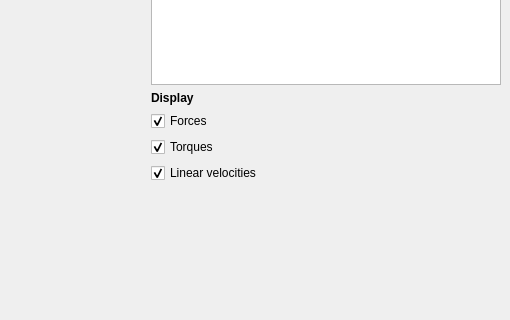
Above: robot_control/window.ui from martinloland/robot_control before the change; both pictures show x 890 to 1400 and y 136 to 456 of the 1400 by 806 pixel window. Below: the same form after it.
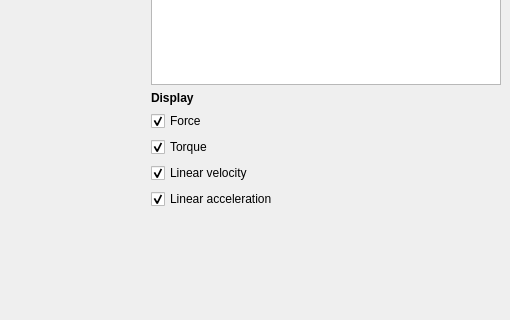
That is the form after the change. Custom widgets are drawn as their Qt base class.

What changed in the file:
```diff
--- a/robot_control/window.ui
+++ b/robot_control/window.ui
@@ -700,7 +700,7 @@
       <item>
        <widget class="QCheckBox" name="disp_for">
         <property name="text">
-         <string>Forces</string>
+         <string>Force</string>
         </property>
         <property name="checked">
          <bool>true</bool>
@@ -710,7 +710,7 @@
       <item>
        <widget class="QCheckBox" name="disp_tor">
         <property name="text">
-         <string>Torques</string>
+         <string>Torque</string>
         </property>
         <property name="checked">
          <bool>true</bool>
@@ -720,7 +720,17 @@
       <item>
        <widget class="QCheckBox" name="disp_vel">
         <property name="text">
-         <string>Linear velocities</string>
+         <string>Linear velocity</string>
+        </property>
+        <property name="checked">
+         <bool>true</bool>
+        </property>
+       </widget>
+      </item>
+      <item>
+       <widget class="QCheckBox" name="disp_acc">
+        <property name="text">
+         <string>Linear acceleration</string>
         </property>
         <property name="checked">
          <bool>true</bool>
```
